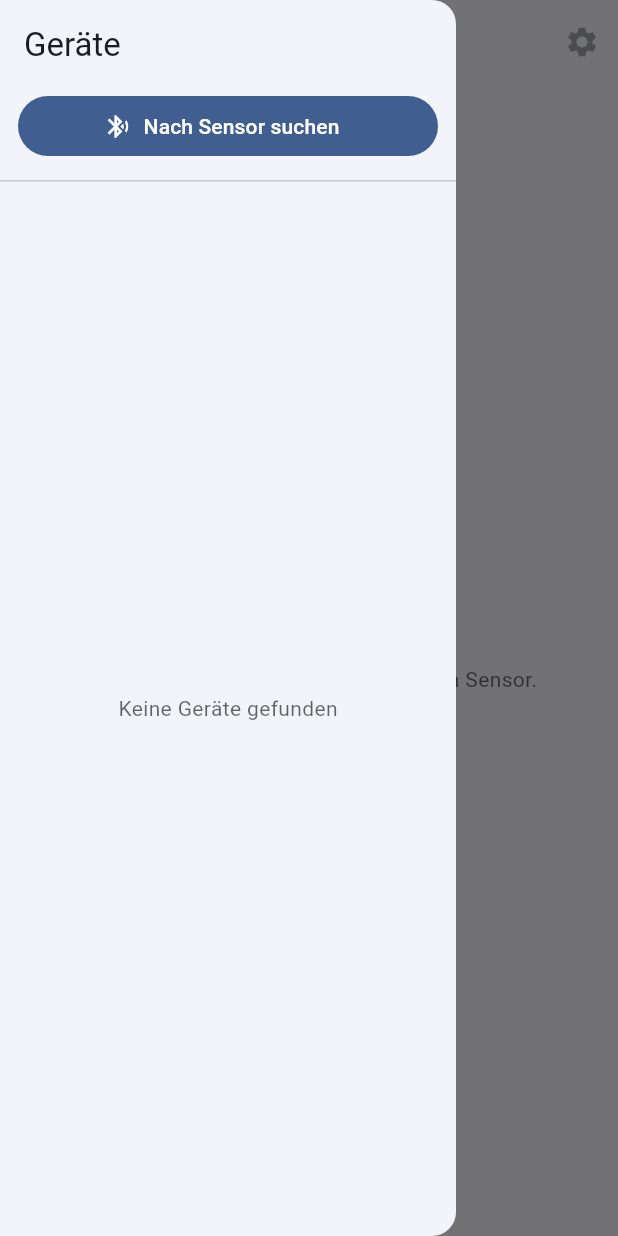
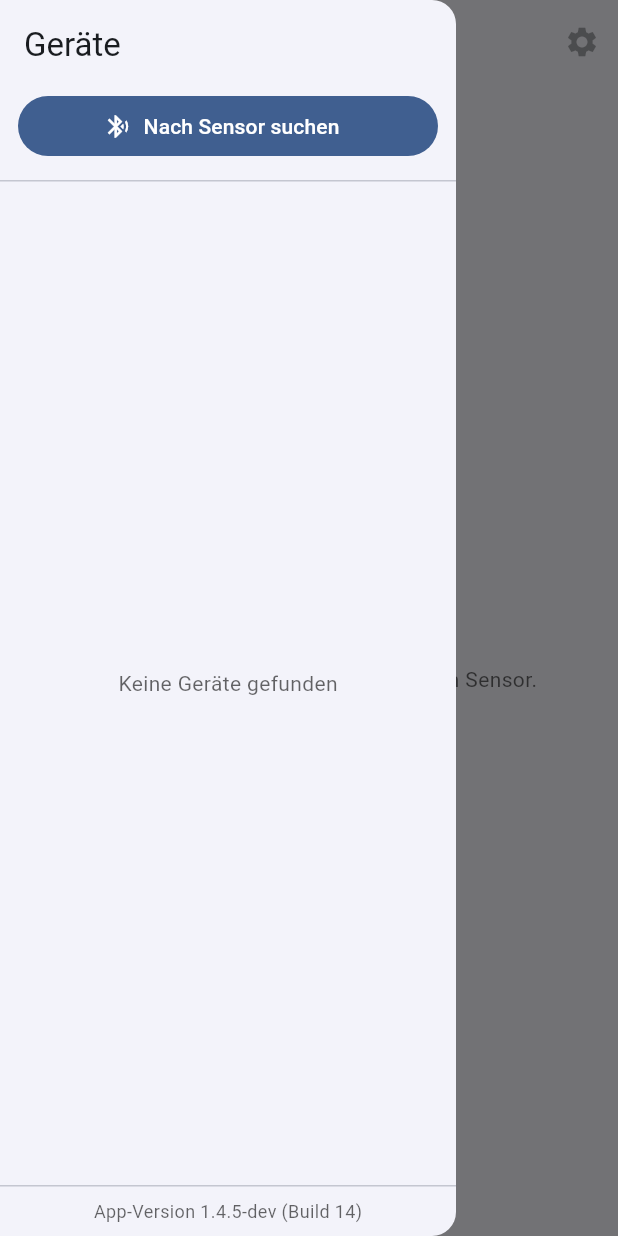
Before and after one commit to djalex95/LevelSensor-App, a Flutter app: the screen it shows after launch, with the side drawer open, on a phone screen of 412 x 824 dp. Run offline on Flutter 3.47's test engine with Material 3 defaults, Android fonts, the phone set to English and light mode, and no system bars; our stand-ins replace file_picker, flutter_blue_plus, package_info_plus, permission_handler, shared_preferences; network calls fail.

Commit message:
App-Version auch unten im Geraete-Menue anzeigen (bisher nur in den Einstellungen sichtbar)
Co-Authored-By: Claude Fable 5 <noreply@anthropic.com>
Claude-Session: https://claude.ai/code/session_01BqFfsX1N3iBxojKzLG5qpj

```diff
--- a/lib/main.dart
+++ b/lib/main.dart
@@ -816,6 +816,16 @@ class _HomePageState extends State<HomePage> {
                           .toList(),
                     ),
             ),
+            const Divider(height: 1),
+            Padding(
+              padding: const EdgeInsets.symmetric(vertical: 8),
+              child: Center(
+                child: Text(
+                  'App-Version ${_appVersion ?? '–'}',
+                  style: TextStyle(color: hint, fontSize: 12),
+                ),
+              ),
+            ),
           ],
         ),
       ),
```
